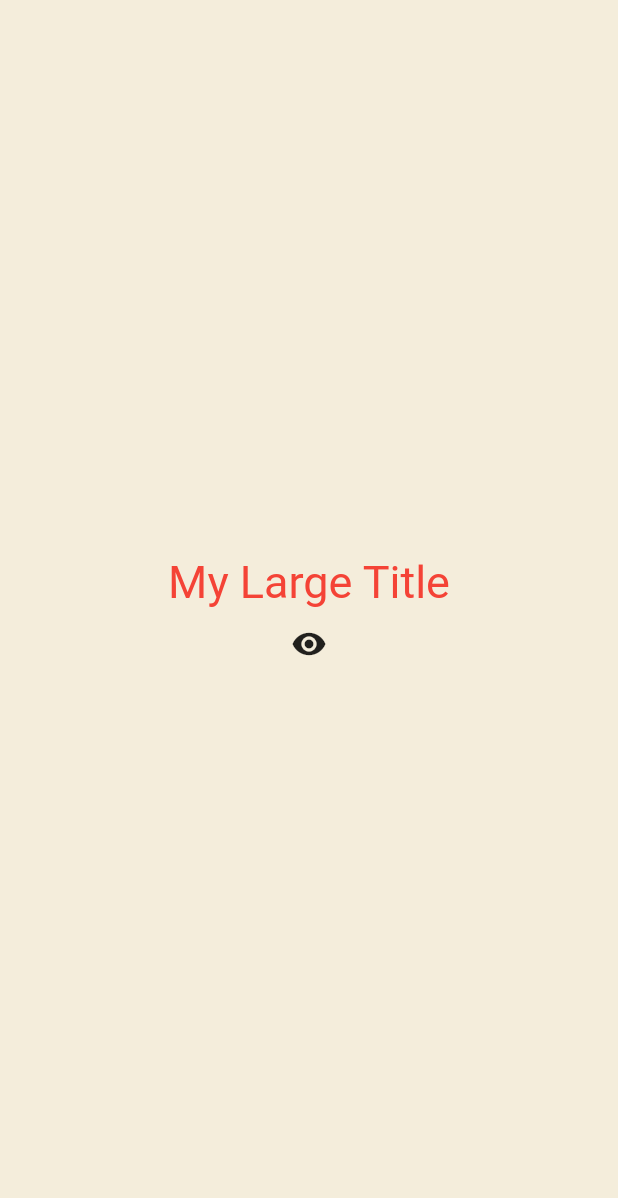
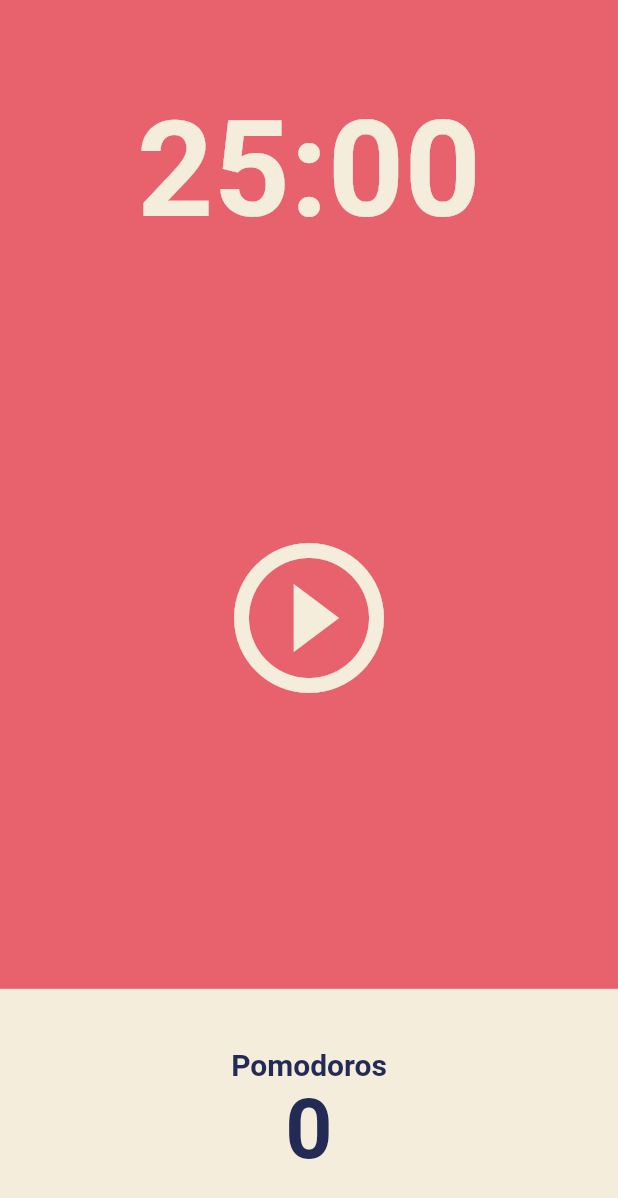
Before and after one commit to fluorjo/flutter_webtoon_app_clone, a Flutter app: the screen it shows after launch, on a phone screen of 412 x 824 dp. Shown: the top 1198 px of the screen. Run offline on Flutter 3.47's test engine with Material 2 defaults, Android fonts, the phone set to English and light mode, and no system bars.

Commit message:
5.0 User Interface

```diff
--- a/lib/main.dart
+++ b/lib/main.dart
@@ -1,84 +1,24 @@
 import 'package:flutter/material.dart';
+import 'package:toonflix/screens/home_screen.dart';
 
 void main() {
   runApp(App());
 }
 
-class App extends StatefulWidget {
-  @override
-  State<App> createState() => _AppState();
-}
-
-class _AppState extends State<App> {
-  bool showTitle = true;
-
-  void toggleTitle() {
-    setState(() {
-      showTitle = !showTitle;
-    });
-  }
-
+class App extends StatelessWidget  {
   @override
   Widget build(BuildContext context) {
     return MaterialApp(
       theme: ThemeData(
-        textTheme: TextTheme(
-          titleLarge: TextStyle(
-            color: Colors.red,
+        backgroundColor: const Color(0xFFE7626C),
+        textTheme: const TextTheme(
+          headline1: TextStyle(
+            color: Color(0xFF232B55),
           ),
         ),
+        cardColor: const Color(0xFFF4EDDB),
       ),
-      home: Scaffold(
-        backgroundColor: const Color(0xFFf4eddb),
-        body: Center(
-            child: Column(
-          mainAxisAlignment: MainAxisAlignment.center,
-          children: [
-            showTitle ? MyLargeTitle() : const Text('nothing'),
-            IconButton(onPressed: toggleTitle, icon: Icon(Icons.remove_red_eye))
-          ],
-        )),
-      ),
+      home: const HomeScreen(),
     );
   }
 }
-
-class MyLargeTitle extends StatefulWidget {
-  const MyLargeTitle({
-    Key? key,
-  }) : super(key: key);
-
-  @override
-  State<MyLargeTitle> createState() => _MyLargeTitleState();
-}
-
-class _MyLargeTitleState extends State<MyLargeTitle> {
-  @override
-  void initState() {
-    super.initState();
-    print('init state');
-  }
-  //init state는 항상 build보다 먼저 실행된다.
-  //변수를 초기화하고 API업데이트를 구독할 수 있게 한다.
-
-  @override
-  void dispose() {
-    super.dispose();
-    print('dispose');
-  }
-  //dispose:위젯이 스크린에서 제거될 때 호출되는 메소드.
-  //API 업데이트나 이벤트 리스너로부터 구독을 취소하거나
-  //form의 리스너로부터 벗어나고 싶을 때 사용 가능.
-  //무언가를 취소할 때 사용. 위젯이 위젯 트리에서 제거되기 전에 뭔가를 취소한다거나.
-
-  Widget build(BuildContext context) {
-    print('build');
-    return Text(
-      'My Large Title',
-      style: TextStyle(
-        fontSize: 30,
-        color: Theme.of(context).textTheme.titleLarge?.color,
-      ),
-    );
-  }
-}
--- /dev/null
+++ b/lib/screens/home_screen.dart
@@ -0,0 +1,81 @@
+import 'package:flutter/material.dart';
+
+class HomeScreen extends StatefulWidget {
+  const HomeScreen({super.key});
+
+  @override
+  State<HomeScreen> createState() => _HomeScreenState();
+}
+
+class _HomeScreenState extends State<HomeScreen> {
+  @override
+  Widget build(BuildContext context) {
+    return Scaffold(
+      backgroundColor: Theme.of(context).backgroundColor,
+      body: Column(
+        children: [
+          Flexible(
+            flex: 1,
+            child: Container(
+              alignment: Alignment.bottomCenter,
+              //현재 flexible 기준으로 맨 아래에 위치하게 한 것.
+              child: Text(
+                '25:00',
+                style: TextStyle(
+                    color: Theme.of(context).cardColor,
+                    fontSize: 89,
+                    fontWeight: FontWeight.w600),
+              ),
+            ),
+          ),
+          Flexible(
+            flex: 3,
+            child: Center(
+              child: IconButton(
+                iconSize: 120,
+                color: Theme.of(context).cardColor,
+                onPressed: () {},
+                icon: const Icon(Icons.play_circle_outline),
+              ),
+            ),
+          ),
+          Flexible(
+            flex: 1,
+            child: Row(
+              children: [
+                Expanded(
+                  child: Container(
+                    decoration:
+                        BoxDecoration(color: Theme.of(context).cardColor),
+                    child: Column(
+                        mainAxisAlignment: MainAxisAlignment.center,
+                        children: [
+                          Text(
+                            'Pomodoros',
+                            style: TextStyle(
+                              fontSize: 20,
+                              fontWeight: FontWeight.w600,
+                              color:
+                                  Theme.of(context).textTheme.headline1!.color,
+                            ),
+                          ),
+                          Text(
+                            '0',
+                            style: TextStyle(
+                              fontSize: 55,
+                              fontWeight: FontWeight.w600,
+                              color:
+                                  Theme.of(context).textTheme.headline1!.color,
+                            ),
+                          ),
+                        ]),
+                  ),
+                ),
+              ],
+            ),
+          ) //flexible은  UI를 비율에 기반해서 유연하게 만들 수 있게 한다.
+        ],
+      ),
+    );
+  }
+}
--- /dev/null
+++ b/lib/session4.dart
@@ -0,0 +1,84 @@
+import 'package:flutter/material.dart';
+
+void main() {
+  runApp(App());
+}
+
+class App extends StatefulWidget {
+  @override
+  State<App> createState() => _AppState();
+}
+
+class _AppState extends State<App> {
+  bool showTitle = true;
+
+  void toggleTitle() {
+    setState(() {
+      showTitle = !showTitle;
+    });
+  }
+
+  @override
+  Widget build(BuildContext context) {
+    return MaterialApp(
+      theme: ThemeData(
+        textTheme: TextTheme(
+          titleLarge: TextStyle(
+            color: Colors.red,
+          ),
+        ),
+      ),
+      home: Scaffold(
+        backgroundColor: const Color(0xFFf4eddb),
+        body: Center(
+            child: Column(
+          mainAxisAlignment: MainAxisAlignment.center,
+          children: [
+            showTitle ? MyLargeTitle() : const Text('nothing'),
+            IconButton(onPressed: toggleTitle, icon: Icon(Icons.remove_red_eye))
+          ],
+        )),
+      ),
+    );
+  }
+}
+
+class MyLargeTitle extends StatefulWidget {
+  const MyLargeTitle({
+    Key? key,
+  }) : super(key: key);
+
+  @override
+  State<MyLargeTitle> createState() => _MyLargeTitleState();
+}
+
+class _MyLargeTitleState extends State<MyLargeTitle> {
+  @override
+  void initState() {
+    super.initState();
+    print('init state');
+  }
+  //init state는 항상 build보다 먼저 실행된다.
+  //변수를 초기화하고 API업데이트를 구독할 수 있게 한다.
+
+  @override
+  void dispose() {
+    super.dispose();
+    print('dispose');
+  }
+  //dispose:위젯이 스크린에서 제거될 때 호출되는 메소드.
+  //API 업데이트나 이벤트 리스너로부터 구독을 취소하거나
+  //form의 리스너로부터 벗어나고 싶을 때 사용 가능.
+  //무언가를 취소할 때 사용. 위젯이 위젯 트리에서 제거되기 전에 뭔가를 취소한다거나.
+
+  Widget build(BuildContext context) {
+    print('build');
+    return Text(
+      'My Large Title',
+      style: TextStyle(
+        fontSize: 30,
+        color: Theme.of(context).textTheme.titleLarge?.color,
+      ),
+    );
+  }
+}
```
